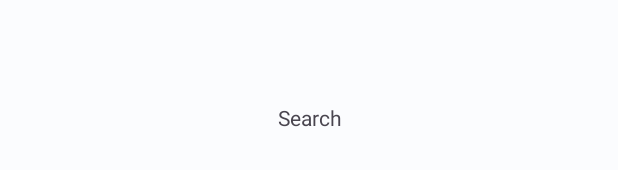
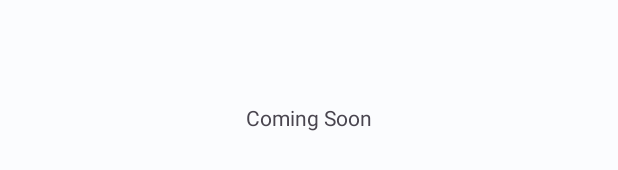
Before and after one commit to stfnhrry/Android-FoodPantry-Java, an Android app: the layout fragment_recipes.xml on its own in the app's theme, with its tools: preview values and no code run, on a phone screen of 412 x 824 dp. Shown: the part 500-670 px from the top of the screen. Run offline under Robolectric (Android 15) with nearby library versions, the phone set to English and light mode, and no system bars.

```diff
--- a/app/src/main/java/com/example/foodpantryjava/SearchFragment.java
+++ b/app/src/main/java/com/example/foodpantryjava/RecipeFragment.java
@@ -13,9 +13,9 @@ import android.view.ViewGroup;
 /**
  * A simple {@link Fragment} subclass.
  */
-public class SearchFragment extends Fragment {
+public class RecipeFragment extends Fragment {
 
-  public SearchFragment() {
+  public RecipeFragment() {
     // Required empty public constructor
   }
 
@@ -29,7 +29,7 @@ public class SearchFragment extends Fragment {
   public View onCreateView(LayoutInflater inflater, ViewGroup container,
                            Bundle savedInstanceState) {
     // Inflate the layout for this fragment
-    return inflater.inflate(R.layout.fragment_search, container, false);
+    return inflater.inflate(R.layout.fragment_recipes, container, false);
   }
 
   @Override
--- a/app/src/main/res/layout/fragment_search.xml
+++ b/app/src/main/res/layout/fragment_recipes.xml
@@ -3,13 +3,13 @@
     xmlns:tools="http://schemas.android.com/tools"
     android:layout_width="match_parent"
     android:layout_height="match_parent"
-    tools:context=".SearchFragment">
+    tools:context=".RecipeFragment">
 
     <!-- TODO: Update blank fragment layout -->
     <TextView
         android:layout_width="match_parent"
         android:layout_height="match_parent"
-        android:text="@string/search"
+        android:text="@string/coming_soon"
         android:gravity="center"/>
 
 </FrameLayout>
--- a/app/src/main/res/layout/fragment_settings.xml
+++ b/app/src/main/res/layout/fragment_settings.xml
@@ -9,7 +9,7 @@
     <TextView
         android:layout_width="match_parent"
         android:layout_height="match_parent"
-        android:text="@string/hello_blank_fragment"
+        android:text="@string/nothing_here_yet"
         android:gravity="center" />
 
 </FrameLayout>
--- a/app/src/main/res/navigation/bottom_nav_graph.xml
+++ b/app/src/main/res/navigation/bottom_nav_graph.xml
@@ -12,9 +12,9 @@
         tools:layout="@layout/fragment_pantry" />
     <fragment
         android:id="@+id/recipePage"
-        android:name="com.example.foodpantryjava.SearchFragment"
+        android:name="com.example.foodpantryjava.RecipeFragment"
         android:label="fragment_search"
-        tools:layout="@layout/fragment_search" />
+        tools:layout="@layout/fragment_recipes" />
     <fragment
         android:id="@+id/shoppingListPage"
         android:name="com.example.foodpantryjava.ShoppingListFragment"
--- a/app/src/main/res/values/strings.xml
+++ b/app/src/main/res/values/strings.xml
@@ -23,6 +23,8 @@
     <string name="remove_item_message">This will remove this item from the pantry completely.</string>
     <string name="default_title">Title</string>
     <string name="default_text">text goes here</string>
+    <string name="coming_soon">Coming Soon</string>
+    <string name="nothing_here_yet">There\'s nothing here… yet</string>
 
     <string name="description_delete_from_list">Delete item from shopping list</string>
 
```
Also changed, not shown: app/src/main/res/layout/fragment_shopping_list.xml (+0 -26 lines).
